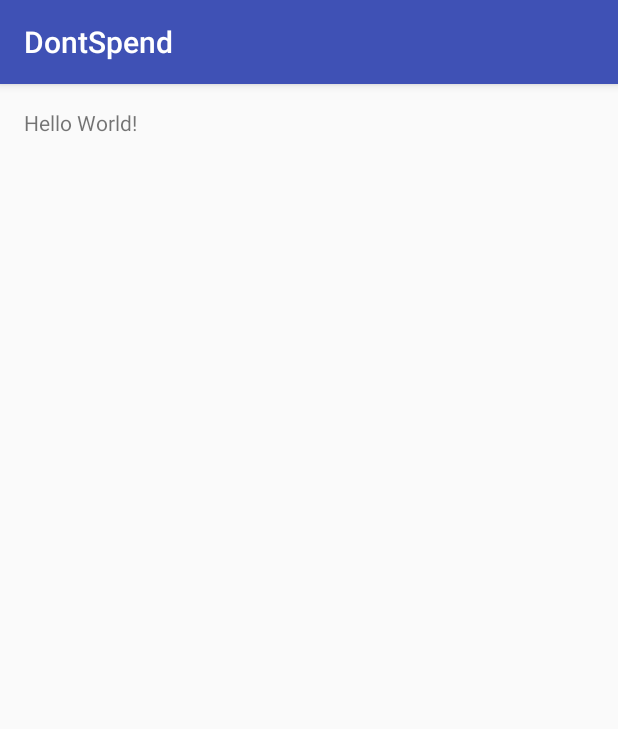
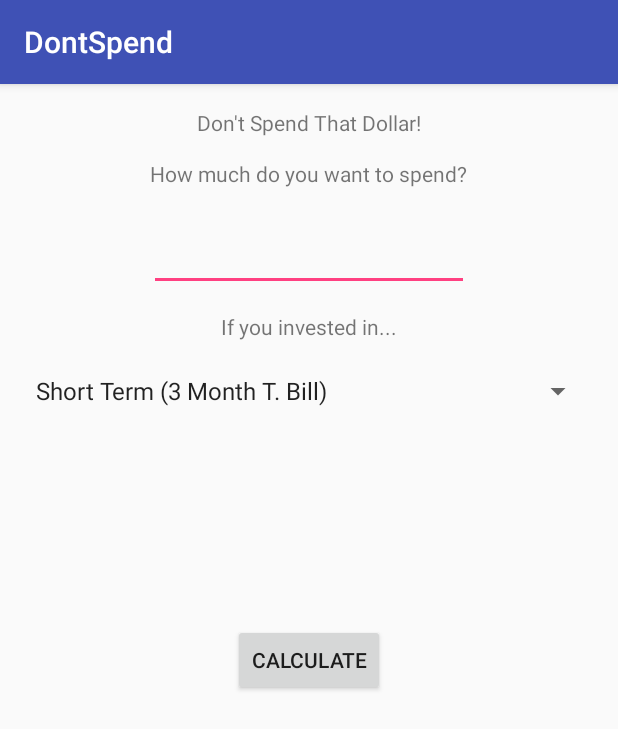
Before and after one commit to davidwangdw/DontSpend-Android, an Android app: the screen it shows after launch (MainActivity), on a phone screen of 412 x 824 dp. Shown: the top 729 px of the screen. Run offline under Robolectric (Android 15) with nearby library versions, the phone set to English and light mode, and no system bars.

Commit message:
functionality additions

```diff
--- a/app/build.gradle
+++ b/app/build.gradle
@@ -3,6 +3,8 @@ apply plugin: 'com.android.application'
 android {
     compileSdkVersion 25
     buildToolsVersion "25.0.1"
+    dataBinding.enabled = true
+
     defaultConfig {
         applicationId "com.davidwang.dontspend"
         minSdkVersion 16
--- a/app/src/main/java/com/davidwang/dontspend/MainActivity.java
+++ b/app/src/main/java/com/davidwang/dontspend/MainActivity.java
@@ -2,12 +2,84 @@ package com.davidwang.dontspend;
 
 import android.support.v7.app.AppCompatActivity;
 import android.os.Bundle;
+import android.widget.AdapterView;
+import android.widget.ArrayAdapter;
+import android.widget.Button;
+import android.widget.EditText;
+import android.widget.Spinner;
+import android.widget.TextView;
+import android.widget.Toast;
+import android.view.View;
+import android.widget.AdapterView.OnItemSelectedListener;
+import java.util.ArrayList;
+import java.util.List;
+import android.app.Activity;
+import android.util.Log;
 
-public class MainActivity extends AppCompatActivity {
+import org.w3c.dom.Text;
+
+
+public class MainActivity extends AppCompatActivity implements AdapterView.OnItemSelectedListener {
+
+    //placeholder for testing
+    Button mButton;
+    EditText mEdit;
+    TextView tText;
 
     @Override
     protected void onCreate(Bundle savedInstanceState) {
         super.onCreate(savedInstanceState);
         setContentView(R.layout.activity_main);
+
+        // spinner element
+        Spinner spinner = (Spinner) findViewById(R.id.spinner1);
+
+        //ArrayAdapter<CharSequence> adapter = ArrayAdapter.createFromResource(this, R.array.investments_array)
+
+        // spinner click listener
+        spinner.setOnItemSelectedListener(this);
+
+        // creating adapter for spinner
+        //ArrayAdapter<String> dataAdapter = new ArrayAdapter<String>(this, android.R.layout.simple_spinner_item, R.array.investments_array);
+
+        ArrayAdapter<CharSequence> adapter = ArrayAdapter.createFromResource(this, R.array.investments_array, android.R.layout.simple_spinner_item);
+        // drop down layout style - list view with radio button
+        adapter.setDropDownViewResource(android.R.layout.simple_spinner_dropdown_item);
+
+        // attaching data adapter to spinner
+        spinner.setAdapter(adapter);
+
+        mButton = (Button)findViewById(R.id.calculateButton);
+        mEdit   = (EditText)findViewById(R.id.dollarInputField);
+        tText = (TextView) findViewById(R.id.fiveYearCalculationResult);
+        tText.setText("");
+
+        //t.setText("Step One: blast egg");
+
+        mButton.setOnClickListener(
+                new View.OnClickListener()
+                {
+                    public void onClick(View view)
+                    {
+                        //Log.v("EditText", mEdit.getText().toString());
+                        tText.setText(mEdit.getText());
+                    }
+                });
     }
+
+    @Override
+    public void onItemSelected(AdapterView<?> parent, View view, int position, long id) {
+        // On selecting a spinner item
+        String item = parent.getItemAtPosition(position).toString();
+
+        System.out.println(position);
+
+        // Showing selected spinner item
+        //Toast.makeText(parent.getContext(), "Selected: " + item, Toast.LENGTH_LONG).show();
+    }
+    public void onNothingSelected(AdapterView<?> arg0) {
+        // TODO Auto-generated method stub
+    }
+
+
 }
--- a/app/src/main/res/layout/activity_main.xml
+++ b/app/src/main/res/layout/activity_main.xml
@@ -13,5 +13,64 @@
     <TextView
         android:layout_width="wrap_content"
         android:layout_height="wrap_content"
-        android:text="Hello World!" />
+        android:text="Don't Spend That Dollar!"
+        android:layout_alignParentTop="true"
+        android:layout_centerHorizontal="true" />
+
+    <TextView
+        android:text="How much do you want to spend?"
+        android:layout_width="wrap_content"
+        android:layout_height="wrap_content"
+        android:layout_below="@+id/textView3"
+        android:layout_centerHorizontal="true"
+        android:layout_marginTop="34dp"
+        android:id="@+id/textView4" />
+
+    <EditText
+        android:layout_width="wrap_content"
+        android:layout_height="wrap_content"
+        android:inputType="number"
+        android:ems="10"
+        android:layout_marginTop="23dp"
+        android:id="@+id/dollarInputField"
+        android:layout_below="@+id/textView4"
+        android:layout_centerHorizontal="true" />
+
+    <TextView
+        android:text="If you invested in..."
+        android:layout_width="wrap_content"
+        android:layout_height="wrap_content"
+        android:layout_marginTop="14dp"
+        android:id="@+id/textView5"
+        android:layout_below="@+id/dollarInputField"
+        android:layout_centerHorizontal="true" />
+
+    <Spinner
+        android:layout_width="match_parent"
+        android:layout_height="wrap_content"
+        android:layout_marginTop="21dp"
+        android:id="@+id/spinner1"
+        android:layout_below="@+id/textView5"
+        android:layout_alignParentLeft="true"
+        android:layout_alignParentStart="true"
+        android:spinnerMode="dropdown"
+        android:entries="@array/investments_array"/>
+
+    <TextView
+        android:text="TextView"
+        android:layout_width="wrap_content"
+        android:layout_height="wrap_content"
+        android:layout_below="@+id/spinner1"
+        android:layout_centerHorizontal="true"
+        android:layout_marginTop="101dp"
+        android:id="@+id/fiveYearCalculationResult" />
+
+    <Button
+        android:text="Calculate"
+        android:layout_width="wrap_content"
+        android:layout_height="wrap_content"
+        android:layout_centerVertical="true"
+        android:layout_centerHorizontal="true"
+        android:id="@+id/calculateButton" />
+
 </RelativeLayout>
--- a/app/src/main/res/values/strings.xml
+++ b/app/src/main/res/values/strings.xml
@@ -1,3 +1,8 @@
 <resources>
     <string name="app_name">DontSpend</string>
+    <string-array name="investments_array">
+        <item>Short Term (3 Month T. Bill)</item>
+        <item>Long Term (10 Year T. Bond)</item>
+        <item>S&amp;P 500</item>
+    </string-array>
 </resources>
```
